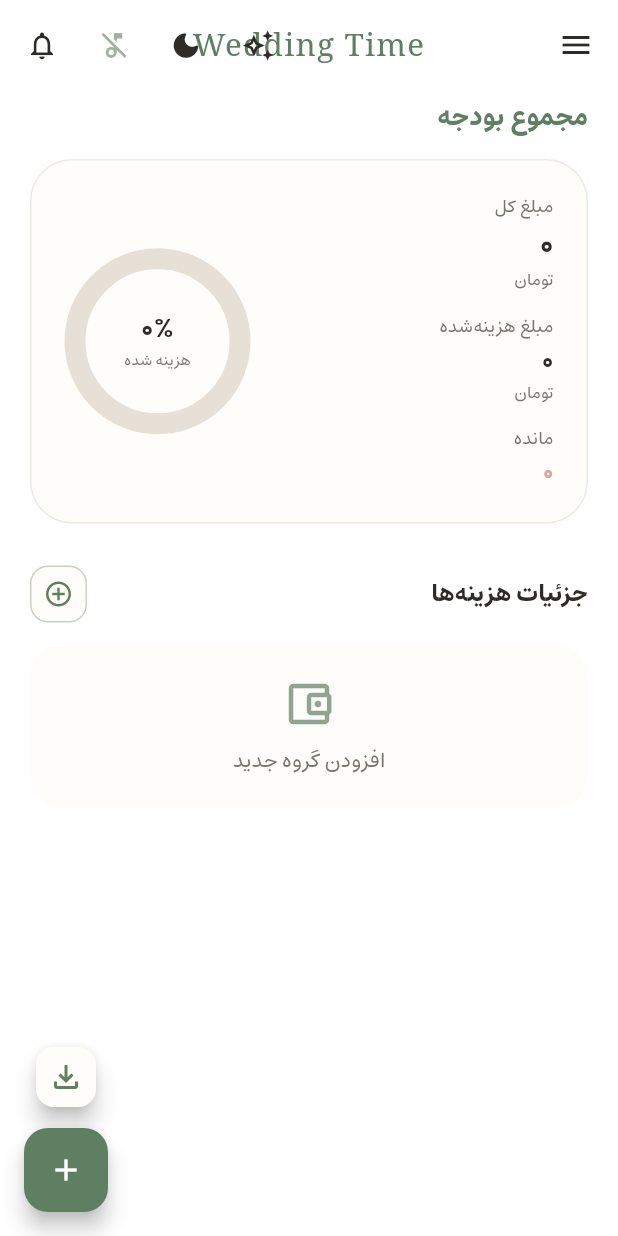
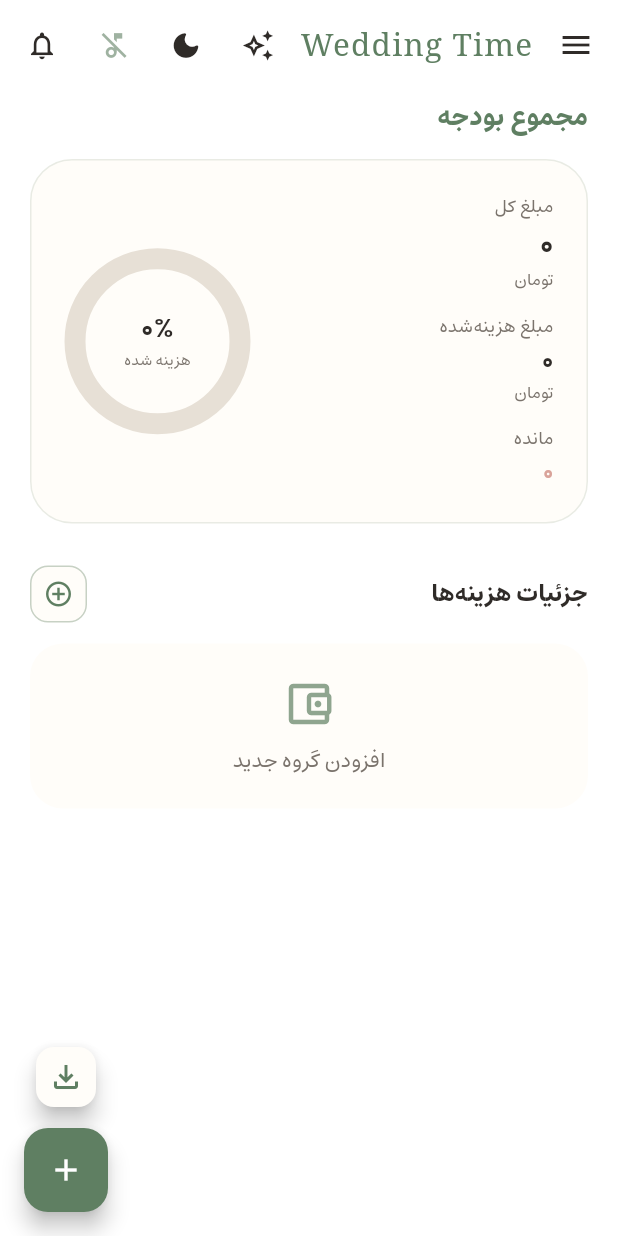
Before and after one commit to OpsyCore/wedding-time-app, a Flutter app: the BudgetScreen screen opened directly with empty values, on a phone screen of 412 x 824 dp. Run offline on Flutter 3.47's test engine with Material 3 defaults, Android fonts, the phone set to English and light mode, and no system bars; our stand-ins replace cached_network_image, cloud_firestore, firebase_auth, firebase_core, image_picker, just_audio and 6 more; missing offline and left inert: audio_session, dart:html; accounts and stored records are empty; statements that could not run were skipped.

Commit message:
fix(header): mobile layout puts title between buttons (no overlap); wide screens keep centered title
Co-authored-by: arena-agent <297053741+arena-agent@users.noreply.github.com>

```diff
--- a/lib/widgets/wedding_time_header.dart
+++ b/lib/widgets/wedding_time_header.dart
@@ -43,44 +43,14 @@ class WeddingTimeHeader extends StatelessWidget {
             padding: const EdgeInsets.fromLTRB(4, 6, 4, 6),
             child: SizedBox(
               height: 48,
-              child: Stack(
-                alignment: Alignment.center,
-                children: [
-                  // ── Title centered across the full bar width with Henny Penny font ──
-                  Padding(
-                    padding: const EdgeInsets.symmetric(horizontal: 56),
-                    child: Center(
-                      child: Text(
-                        displayTitle,
-                        textAlign: TextAlign.center,
-                        maxLines: 1,
-                        overflow: TextOverflow.ellipsis,
-                        style: TextStyle(
-                          color: accent,
-                          fontSize: 21,
-                          fontWeight: FontWeight.normal,
-                          fontFamily: 'Henny Penny',
-                          fontFamilyFallback: const [
-                            'Henny Penny',
-                            'HennyPenny',
-                            'cursive',
-                            'serif',
-                          ],
-                          letterSpacing: 0.8,
-                        ),
-                      ),
-                    ),
-                  ),
-
-                  // ── Action Buttons Row ──
-                  Row(
-                    children: [
-                      IconButton(
+              child: LayoutBuilder(
+                builder: (context, cons) {
+                  final menuBtn = IconButton(
                     tooltip: AppLang.tr('menu'),
                     onPressed: onMenuPressed,
                     icon: Icon(Icons.menu, color: text),
-                      ),
-                      const Spacer(),
+                  );
+                  final actions = <Widget>[
                     const _EffectsButton(),
                     const _ThemeToggleButton(),
                     if (showMusicButton)
@@ -99,9 +69,53 @@ class WeddingTimeHeader extends StatelessWidget {
                         );
                       },
                     ),
+                  ];
+                  final title = Text(
+                    displayTitle,
+                    textAlign: TextAlign.center,
+                    maxLines: 1,
+                    overflow: TextOverflow.ellipsis,
+                    style: TextStyle(
+                      color: accent,
+                      fontSize: 21,
+                      fontWeight: FontWeight.normal,
+                      fontFamily: 'Henny Penny',
+                      fontFamilyFallback: const [
+                        'Henny Penny',
+                        'HennyPenny',
+                        'cursive',
+                        'serif',
                       ],
+                      letterSpacing: 0.8,
+                    ),
+                  );
+
+                  // صفحهٔ پهن: عنوان دقیقاً وسطِ کل نوار (طرح مرجع)
+                  if (cons.maxWidth >= 640) {
+                    return Stack(
+                      alignment: Alignment.center,
+                      children: [
+                        Padding(
+                          padding:
+                              const EdgeInsets.symmetric(horizontal: 56),
+                          child: Center(child: title),
+                        ),
+                        Row(
+                          children: [menuBtn, const Spacer(), ...actions],
                         ),
                       ],
+                    );
+                  }
+
+                  // موبایل: عنوان بین دکمه‌ها — هرگز روی هم نمی‌افتند
+                  return Row(
+                    children: [
+                      menuBtn,
+                      Expanded(child: Center(child: title)),
+                      ...actions,
+                    ],
+                  );
+                },
               ),
             ),
           ),
```
Lines whose indentation alone changed are shown as unchanged.
